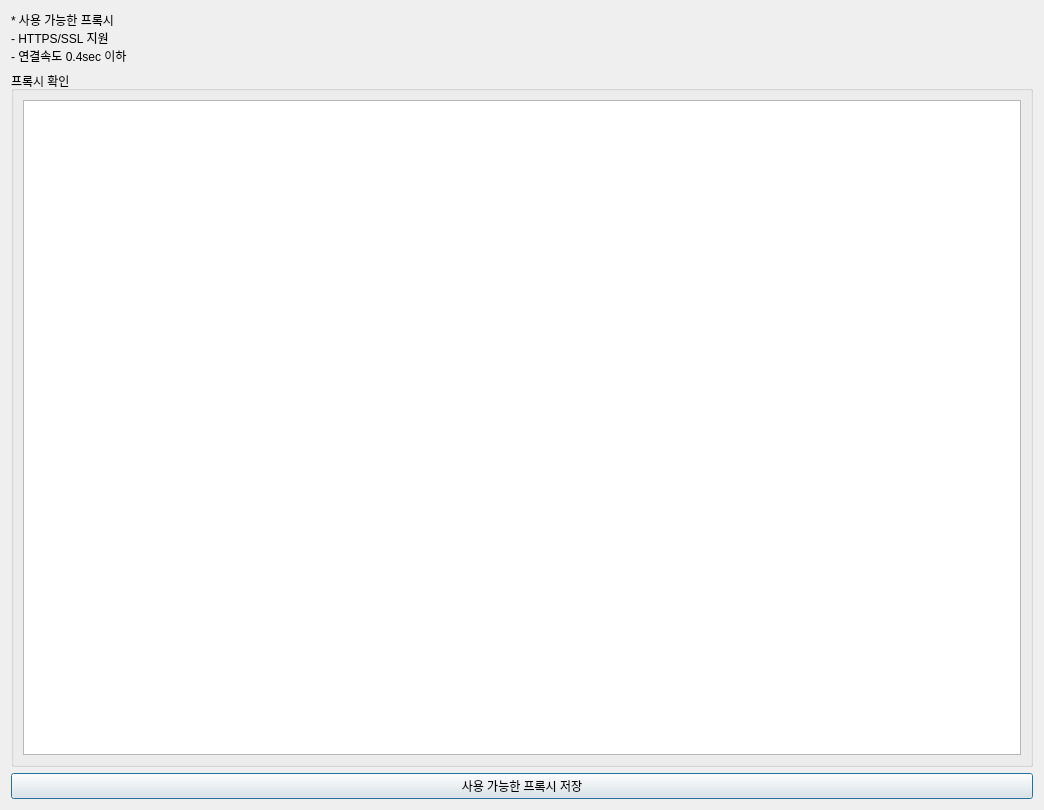
This is dcinside_cleaner/gui/resources/ui/ui_proxies_check_window.ui in dlcjsdltlq/dcinside-cleaner as Qt 5 draws it before an edit. The edited form follows.
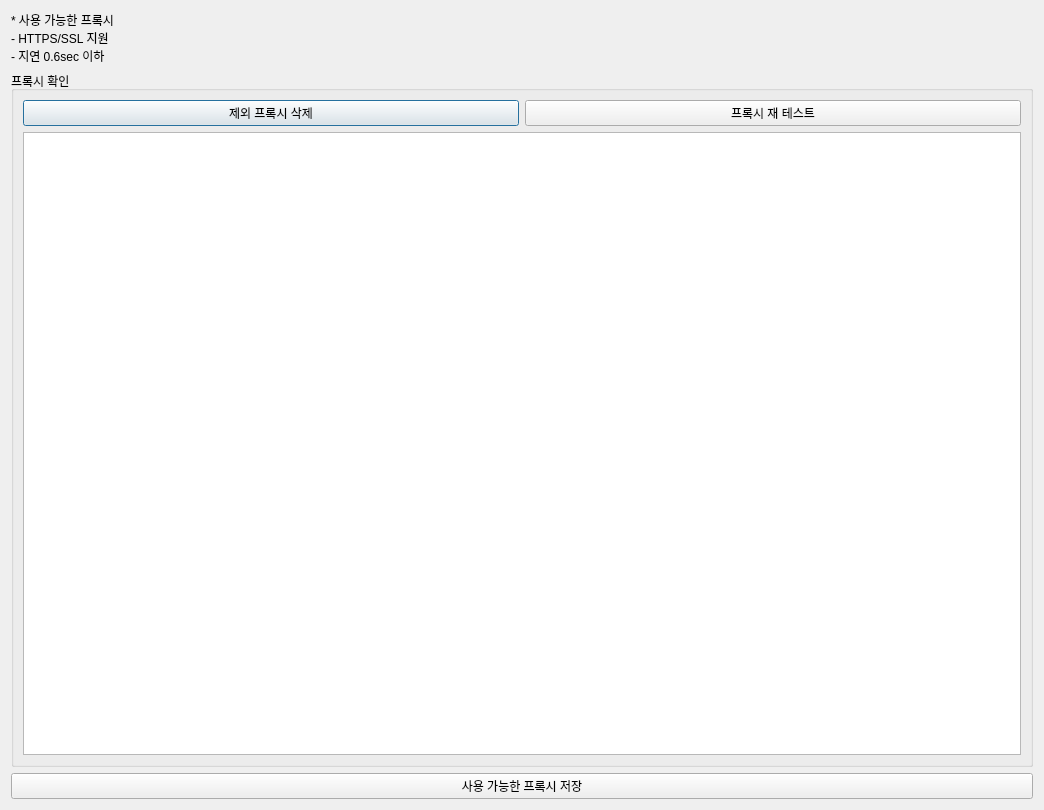
This is the edited form.

Commit message: add checkbox to proxy table

```diff
--- a/dcinside_cleaner/gui/resources/ui/ui_proxies_check_window.ui
+++ b/dcinside_cleaner/gui/resources/ui/ui_proxies_check_window.ui
@@ -19,7 +19,7 @@
      <property name="text">
       <string>* 사용 가능한 프록시
 - HTTPS/SSL 지원
-- 연결속도 0.4sec 이하</string>
+- 지연 0.6sec 이하</string>
      </property>
     </widget>
    </item>
@@ -29,6 +29,27 @@
       <string>프록시 확인</string>
      </property>
      <layout class="QVBoxLayout" name="verticalLayout_2">
+      <item>
+       <layout class="QHBoxLayout" name="horizontalLayout">
+        <property name="topMargin">
+         <number>0</number>
+        </property>
+        <item>
+         <widget class="QPushButton" name="btn_remove_excluded">
+          <property name="text">
+           <string>제외 프록시 삭제</string>
+          </property>
+         </widget>
+        </item>
+        <item>
+         <widget class="QPushButton" name="btn_retest">
+          <property name="text">
+           <string>프록시 재 테스트</string>
+          </property>
+         </widget>
+        </item>
+       </layout>
+      </item>
       <item>
        <widget class="QTableWidget" name="proxy_table"/>
       </item>
```
The commit also changes 3 other files.
